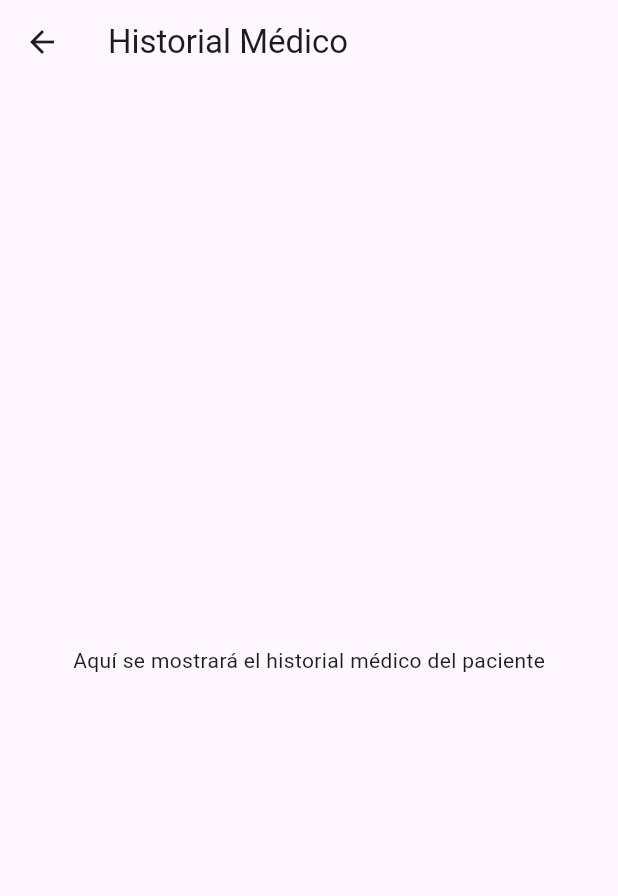
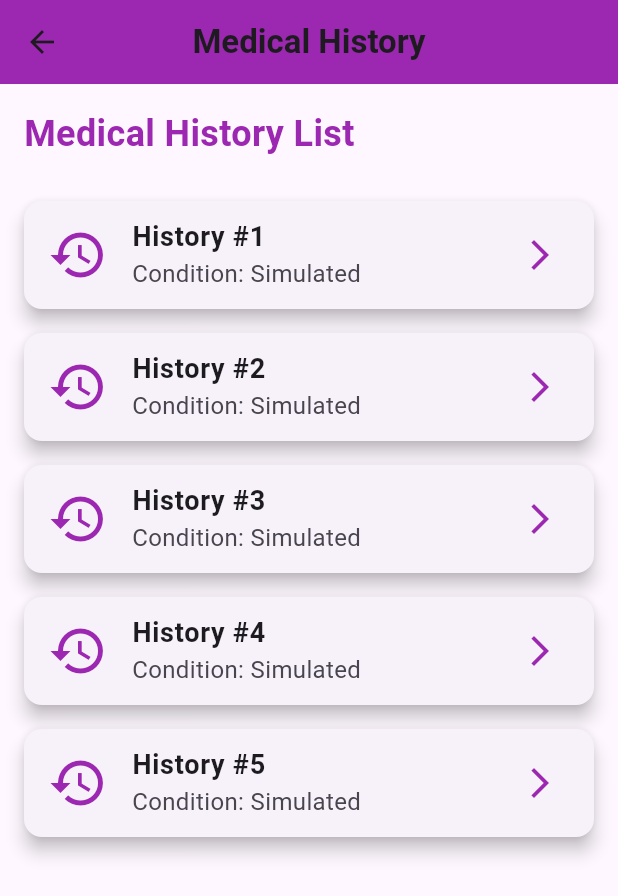
Before and after one commit to tjqqaa/ITAPP, a Flutter app: the MedicalHistoryScreen screen opened directly, on a phone screen of 412 x 824 dp. Shown: the top 896 px of the screen. Run offline on Flutter 3.47's test engine with Material 3 defaults, Android fonts, the phone set to English and light mode, and no system bars; our stand-ins replace flutter_local_notifications, timezone.

Commit message:
Medical History screen

```diff
--- a/lib/views/patients/medical_history.dart
+++ b/lib/views/patients/medical_history.dart
@@ -2,12 +2,77 @@ import 'package:flutter/material.dart';
 import 'package:project/views/profile_screen.dart'; // Import the ProfileScreen
 
 class MedicalHistoryScreen extends StatelessWidget {
+  const MedicalHistoryScreen({Key? key}) : super(key: key);
+
   @override
   Widget build(BuildContext context) {
     return Scaffold(
-      appBar: AppBar(title: Text('Historial Médico')),
-      body: Center(
-        child: Text('Aquí se mostrará el historial médico del paciente'),
+      appBar: AppBar(
+        backgroundColor: Colors.purple,  // Purple color for the app bar
+        title: Text(
+          'Medical History',
+          style: TextStyle(fontSize: 22, fontWeight: FontWeight.bold),
+        ),
+        centerTitle: true,
+      ),
+      body: Padding(
+        padding: const EdgeInsets.all(16.0),
+        child: Column(
+          crossAxisAlignment: CrossAxisAlignment.start,
+          children: <Widget>[
+            // Header text
+            Text(
+              'Medical History List',
+              style: TextStyle(
+                fontSize: 24,
+                fontWeight: FontWeight.bold,
+                color: Colors.purple,  // Purple color for header
+              ),
+            ),
+            SizedBox(height: 20),
+
+            // Simulated medical history list with cards
+            Expanded(
+              child: ListView.builder(
+                itemCount: 5, // Simulate 5 medical history records
+                itemBuilder: (context, index) {
+                  return Card(
+                    elevation: 5,
+                    margin: EdgeInsets.symmetric(vertical: 8),
+                    shape: RoundedRectangleBorder(
+                      borderRadius: BorderRadius.circular(12),
+                    ),
+                    child: ListTile(
+                      leading: Icon(
+                        Icons.history,
+                        color: Colors.purple,  // Purple color for the icon
+                        size: 40,
+                      ),
+                      title: Text(
+                        'History #${index + 1}',
+                        style: TextStyle(fontSize: 18, fontWeight: FontWeight.bold),
+                      ),
+                      subtitle: Text(
+                        'Condition: Simulated',
+                        style: TextStyle(fontSize: 16),
+                      ),
+                      trailing: Icon(
+                        Icons.arrow_forward_ios,
+                        color: Colors.purple,  // Purple color for the trailing icon
+                      ),
+                      onTap: () {
+                        // Action when tapping (not yet defined)
+                        ScaffoldMessenger.of(context).showSnackBar(
+                          SnackBar(content: Text('Medical history details')),
+                        );
+                      },
+                    ),
+                  );
+                },
+              ),
+            ),
+          ],
+        ),
       ),
     );
   }
```
